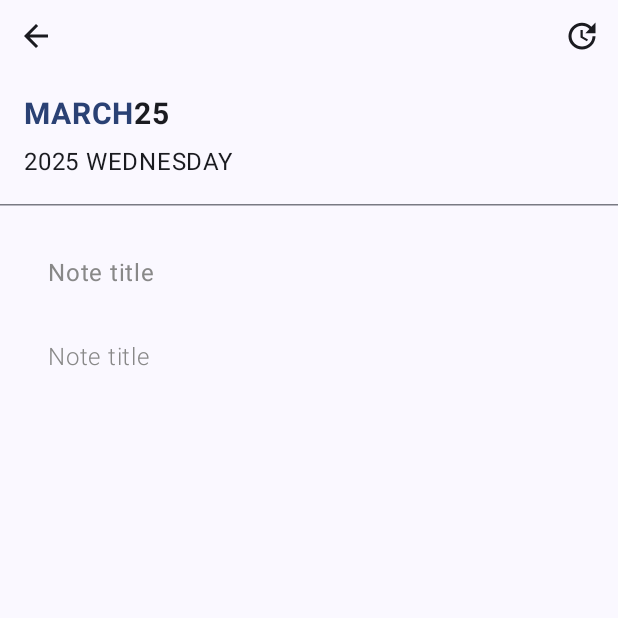
After one commit to ajloinformatico/NewKeepItDroid, an Android app built with Jetpack Compose: the composable UpdateScreen shown on its own in the app's theme, on a phone screen of 412 x 824 dp, the top half of it. The commit adds this screen. Run offline under Robolectric (Android 15) with nearby library versions, the phone set to English and light mode, and no system bars.

Commit message:
add search and UpdateScreen

```diff
--- a/app/src/main/java/es/infolojo/newkeepitdroid/ui/screens/search/SearchScreen.kt
+++ b/app/src/main/java/es/infolojo/newkeepitdroid/ui/screens/search/SearchScreen.kt
@@ -2,28 +2,60 @@ package es.infolojo.newkeepitdroid.ui.screens.search
 
 import androidx.compose.foundation.layout.Arrangement
 import androidx.compose.foundation.layout.Box
-import androidx.compose.foundation.layout.Column
 import androidx.compose.foundation.layout.fillMaxWidth
 import androidx.compose.foundation.layout.padding
 import androidx.compose.foundation.layout.size
 import androidx.compose.foundation.lazy.LazyColumn
-import androidx.compose.material3.Scaffold
+import androidx.compose.material.icons.Icons
+import androidx.compose.material.icons.automirrored.filled.ArrowBack
+import androidx.compose.material3.ExperimentalMaterial3Api
+import androidx.compose.material3.Icon
+import androidx.compose.material3.IconButton
+import androidx.compose.material3.SearchBar
+import androidx.compose.material3.Text
 import androidx.compose.runtime.Composable
+import androidx.compose.runtime.getValue
+import androidx.compose.runtime.mutableStateOf
+import androidx.compose.runtime.saveable.rememberSaveable
+import androidx.compose.runtime.setValue
 import androidx.compose.ui.Alignment
 import androidx.compose.ui.Modifier
+import androidx.compose.ui.res.stringResource
 import androidx.compose.ui.tooling.preview.Preview
 import androidx.compose.ui.unit.dp
+import es.infolojo.newkeepitdroid.R
 
+@OptIn(ExperimentalMaterial3Api::class)
 @Composable
 fun SearchScreen() {
-    Scaffold { innerPadding ->
-
+    var searchActive by rememberSaveable { mutableStateOf(true) }
     // TODO:search bar
-
-        Column(
-            modifier = Modifier.fillMaxWidth().padding(innerPadding),
-            verticalArrangement = Arrangement.Center,
-            horizontalAlignment = Alignment.CenterHorizontally
+    SearchBar(
+        modifier = Modifier.fillMaxWidth(),
+        query = stringResource(R.string.search),
+        onQueryChange = {
+            // TODO: search
+        },
+        onSearch = {
+            // TODO SEARCH
+        },
+        active = searchActive,
+        onActiveChange = {
+            searchActive = it
+        },
+        placeholder = {
+            Text(text = stringResource(R.string.search))
+        },
+        leadingIcon = {
+            IconButton(
+                onClick = { /*TODO*/ }
+            ) {
+                Icon(
+                    imageVector = Icons.AutoMirrored.Filled.ArrowBack,
+                    contentDescription = stringResource(R.string.back_arrow)
+                )
+            }
+        }
     ) {
         // RecyclerView
         LazyColumn(
@@ -31,7 +63,7 @@ fun SearchScreen() {
                 start = 16.dp,
                 end = 16.dp,
                 bottom = 8.dp,
-                    top = 8.dp
+                top = 16.dp
             ),
             // contenido centrado
             horizontalAlignment = Alignment.CenterHorizontally,
@@ -48,7 +80,6 @@ fun SearchScreen() {
         }
     }
 }
-}
 
 @Preview
 @Composable
--- /dev/null
+++ b/app/src/main/java/es/infolojo/newkeepitdroid/ui/screens/update/UpdateScreen.kt
@@ -0,0 +1,164 @@
+package es.infolojo.newkeepitdroid.ui.screens.update
+
+import android.util.Log
+import androidx.compose.foundation.layout.Arrangement
+import androidx.compose.foundation.layout.Column
+import androidx.compose.foundation.layout.Row
+import androidx.compose.foundation.layout.Spacer
+import androidx.compose.foundation.layout.fillMaxWidth
+import androidx.compose.foundation.layout.height
+import androidx.compose.foundation.layout.padding
+import androidx.compose.foundation.text.KeyboardOptions
+import androidx.compose.material.icons.Icons
+import androidx.compose.material.icons.automirrored.filled.ArrowBack
+import androidx.compose.material3.HorizontalDivider
+import androidx.compose.material3.Icon
+import androidx.compose.material3.IconButton
+import androidx.compose.material3.MaterialTheme
+import androidx.compose.material3.Scaffold
+import androidx.compose.material3.Text
+import androidx.compose.material3.TextField
+import androidx.compose.material3.TextFieldDefaults
+import androidx.compose.runtime.Composable
+import androidx.compose.ui.Modifier
+import androidx.compose.ui.graphics.Color
+import androidx.compose.ui.res.painterResource
+import androidx.compose.ui.res.stringResource
+import androidx.compose.ui.text.SpanStyle
+import androidx.compose.ui.text.TextStyle
+import androidx.compose.ui.text.buildAnnotatedString
+import androidx.compose.ui.text.font.FontWeight
+import androidx.compose.ui.text.input.ImeAction
+import androidx.compose.ui.text.input.KeyboardCapitalization
+import androidx.compose.ui.text.withStyle
+import androidx.compose.ui.tooling.preview.Preview
+import androidx.compose.ui.unit.dp
+import androidx.compose.ui.unit.sp
+import es.infolojo.newkeepitdroid.R
+
+private const val CLASS_NAME = "AddScreen"
+
+@Composable
+fun UpdateScreen() {
+    // estructura / esqueleto
+    Scaffold(
+        // dentro monta su topbar
+        topBar = {
+            // fila que ocupa todo el ancho
+            Row(modifier = Modifier.fillMaxWidth()) {
+                // Icono pata volver atrás
+                IconButton(
+                    onClick = { Log.d(CLASS_NAME, "Back button clicked") }
+                ) {
+                    Icon(
+                        imageVector = Icons.AutoMirrored.Filled.ArrowBack,
+                        contentDescription = stringResource(R.string.back_arrow),
+                    )
+                }
+
+                // Espacio entre iconos con peso 1 para que ocupe el espacio disponible
+                Spacer(modifier = Modifier.weight(1f))
+                // Icono de guardar
+                IconButton(
+                    onClick = { Log.d(CLASS_NAME, "save button clicked") }
+                ) {
+                    Icon(
+                        painterResource(R.drawable.baseline_update_24),
+                        contentDescription = stringResource(R.string.save_icon)
+                    )
+                }
+            }
+        }
+    ) { paddingValues ->
+        // Scaffold (esqueleto) nos devuelve siempre los paddings para ajustar al tamaño disponible y no al edge to edge
+        // Arranca el contenido con una columna quew ocupa el ancho disponible menos paddinbgs de Scaffold
+        Column(modifier = Modifier.fillMaxWidth().padding(paddingValues)) {
+            // Otra columna con un margen de 16 dp y espacio entre elementos de 8 dp
+            Column(modifier = Modifier.padding(16.dp), verticalArrangement = Arrangement.spacedBy(8.dp)) {
+                // region bloqueCalendario
+                Text(
+                    fontWeight = FontWeight.Bold,
+                    fontSize = 20.sp,
+                    // todate text color with buildAnnotatedString
+                    text = buildAnnotatedString {
+                        withStyle(
+                            style = SpanStyle(
+                                color = MaterialTheme.colorScheme.primary
+                            )
+                        ) {
+                            append("MARCH")
+                        }
+                        append("25")
+                    }
+                )
+                Text(text = "2025 WEDNESDAY")
+                // endregion bloqueCalendario
+            }
+
+            HorizontalDivider(modifier = Modifier.height(2.dp))
+
+            // region nota
+            // La nota va en su propia columna para tener mas márgenes
+            Column(modifier = Modifier.fillMaxWidth().padding(16.dp)) {
+                // para incluir un campo de texto editable hemos de usar un TextField
+                TextField(
+                    modifier = Modifier.fillMaxWidth(),
+                    colors = TextFieldDefaults.colors(
+                        disabledTextColor = Color.Transparent,
+                        focusedContainerColor = Color.Transparent,
+                        disabledContainerColor = Color.Transparent,
+                        unfocusedContainerColor = Color.Transparent,
+                        focusedIndicatorColor = Color.Transparent,
+                        unfocusedIndicatorColor = Color.Transparent
+                    ),
+                    keyboardOptions = KeyboardOptions(
+                        autoCorrectEnabled = true,
+                        imeAction = ImeAction.Next,
+                        capitalization = KeyboardCapitalization.Sentences
+                    ),
+                    textStyle = TextStyle(fontWeight = FontWeight.Bold, fontSize = 18.sp),
+                    value = "",
+                    onValueChange = { /* TODO */ },
+                    placeholder = {
+                        Text(
+                            text = "Note title",
+                            color = Color.Gray
+                        )
+                    }
+                )
+                TextField(
+                    modifier = Modifier.fillMaxWidth(),
+                    colors = TextFieldDefaults.colors(
+                        disabledTextColor = Color.Transparent,
+                        focusedContainerColor = Color.Transparent,
+                        disabledContainerColor = Color.Transparent,
+                        unfocusedContainerColor = Color.Transparent,
+                        focusedIndicatorColor = Color.Transparent,
+                        unfocusedIndicatorColor = Color.Transparent
+                    ),
+                    keyboardOptions = KeyboardOptions(
+                        autoCorrectEnabled = true,
+                        imeAction = ImeAction.Next,
+                        capitalization = KeyboardCapitalization.Sentences
+                    ),
+                    value = "",
+                    onValueChange = { /* TODO */ },
+                    placeholder = {
+                        Text(
+                            text = "Note title",
+                            color = Color.Gray,
+                            fontWeight = FontWeight.Light
+                        )
+                    }
+                )
+            }
+            // endregion nota
+        }
+    }
+}
+
+@Preview(showBackground = true)
+@Composable
+fun UpdateScreenPreview() {
+    UpdateScreen()
+}
--- /dev/null
+++ b/app/src/main/res/drawable/baseline_update_24.xml
@@ -0,0 +1,5 @@
+<vector xmlns:android="http://schemas.android.com/apk/res/android" android:height="24dp" android:tint="#000000" android:viewportHeight="24" android:viewportWidth="24" android:width="24dp">
+
+    <path android:fillColor="@android:color/white" android:pathData="M21,10.12h-6.78l2.74,-2.82c-2.73,-2.7 -7.15,-2.8 -9.88,-0.1c-2.73,2.71 -2.73,7.08 0,9.79s7.15,2.71 9.88,0C18.32,15.65 19,14.08 19,12.1h2c0,1.98 -0.88,4.55 -2.64,6.29c-3.51,3.48 -9.21,3.48 -12.72,0c-3.5,-3.47 -3.53,-9.11 -0.02,-12.58s9.14,-3.47 12.65,0L21,3V10.12zM12.5,8v4.25l3.5,2.08l-0.72,1.21L11,13V8H12.5z"/>
+
+</vector>
--- a/app/src/main/res/values/strings.xml
+++ b/app/src/main/res/values/strings.xml
@@ -19,4 +19,6 @@
     <string name="note_date">xx/xx/xxxx</string>
     <string name="expand_and_collapse">Expand and collapse</string>
     <string name="go_to_detail">Go to detail</string>
+    <string name="search">Search..</string>
+    <string name="update_note">Update note</string>"
 </resources>
```
Lines whose indentation alone changed are shown as unchanged.
